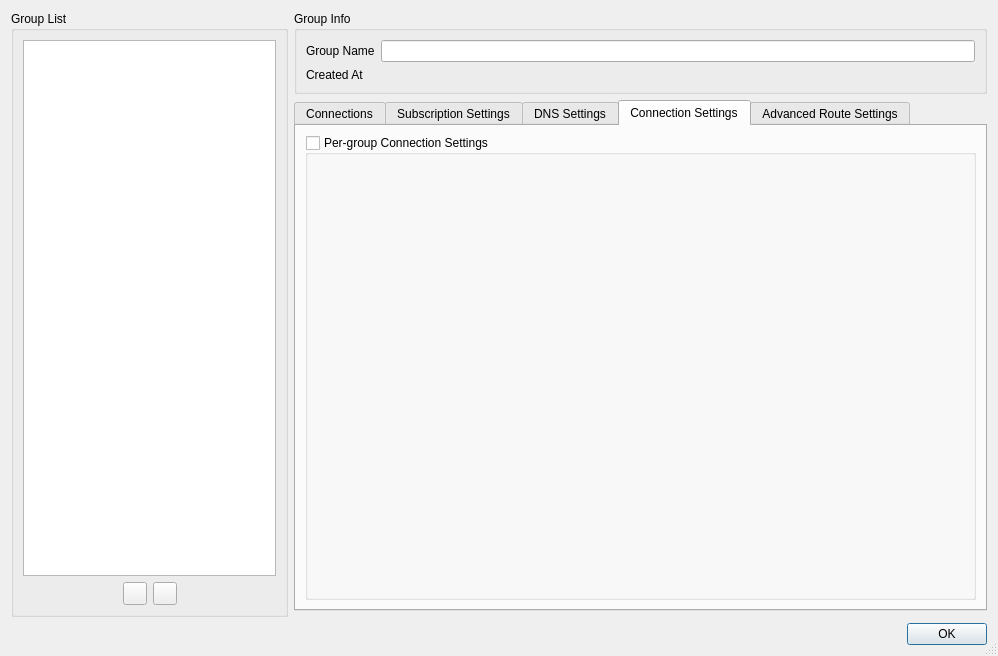
Before: the Qt Designer form src/ui/windows/w_GroupManager.ui in Qv2ray/Qv2ray, drawn with Qt 5.
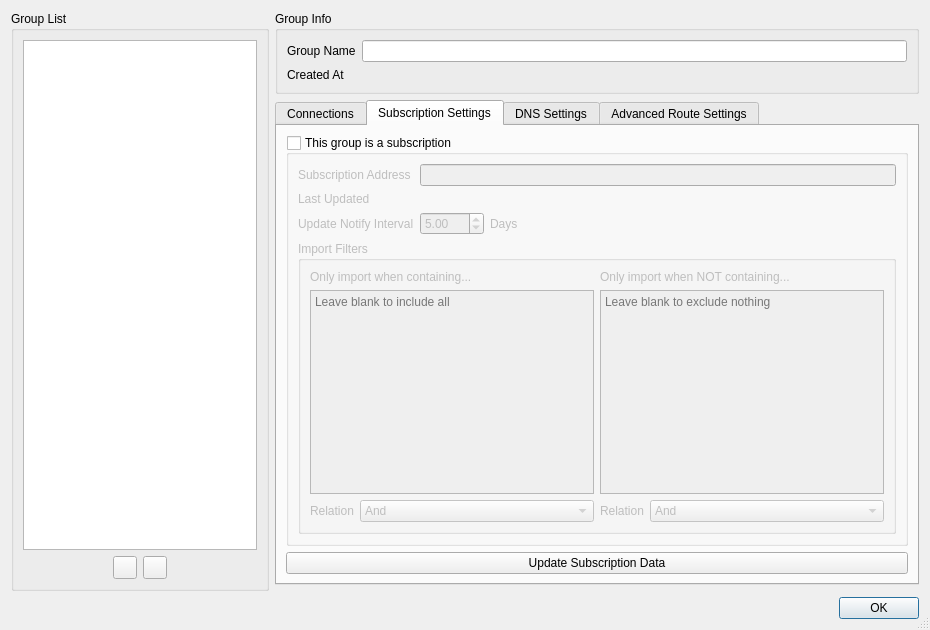
After: the same form once the commit is applied. The open tabs and pages were chosen to show the change. Icons and pictures are not drawn.

Commit message: add: added DNS Settings and GroupRouteManager

What changed in the file:
```diff
--- a/src/ui/windows/w_GroupManager.ui
+++ b/src/ui/windows/w_GroupManager.ui
@@ -6,14 +6,14 @@
    <rect>
     <x>0</x>
     <y>0</y>
-    <width>998</width>
-    <height>656</height>
+    <width>930</width>
+    <height>630</height>
    </rect>
   </property>
   <property name="minimumSize">
    <size>
-    <width>655</width>
-    <height>440</height>
+    <width>930</width>
+    <height>630</height>
    </size>
   </property>
   <property name="windowTitle">
@@ -353,7 +353,7 @@
               <widget class="QComboBox" name="IncludeRelation">
                <item>
                 <property name="text">
-                 <string notr="true">Or</string>
+                 <string notr="true">And</string>
                 </property>
                </item>
                <item>
@@ -419,26 +419,6 @@
        </item>
       </layout>
      </widget>
-     <widget class="QWidget" name="tab_4">
-      <attribute name="title">
-       <string>Connection Settings</string>
-      </attribute>
-      <layout class="QGridLayout" name="gridLayout_7">
-       <item row="0" column="0">
-        <widget class="QGroupBox" name="connectionSettingsGB">
-         <property name="title">
-          <string>Per-group Connection Settings</string>
-         </property>
-         <property name="checkable">
-          <bool>true</bool>
-         </property>
-         <property name="checked">
-          <bool>false</bool>
-         </property>
-        </widget>
-       </item>
-      </layout>
-     </widget>
      <widget class="QWidget" name="tab_5">
       <attribute name="title">
        <string>Advanced Route Settings</string>
```
Left out of the diff: 4 changed lines with no effect on the pictures. The commit also changes 33 other files.
